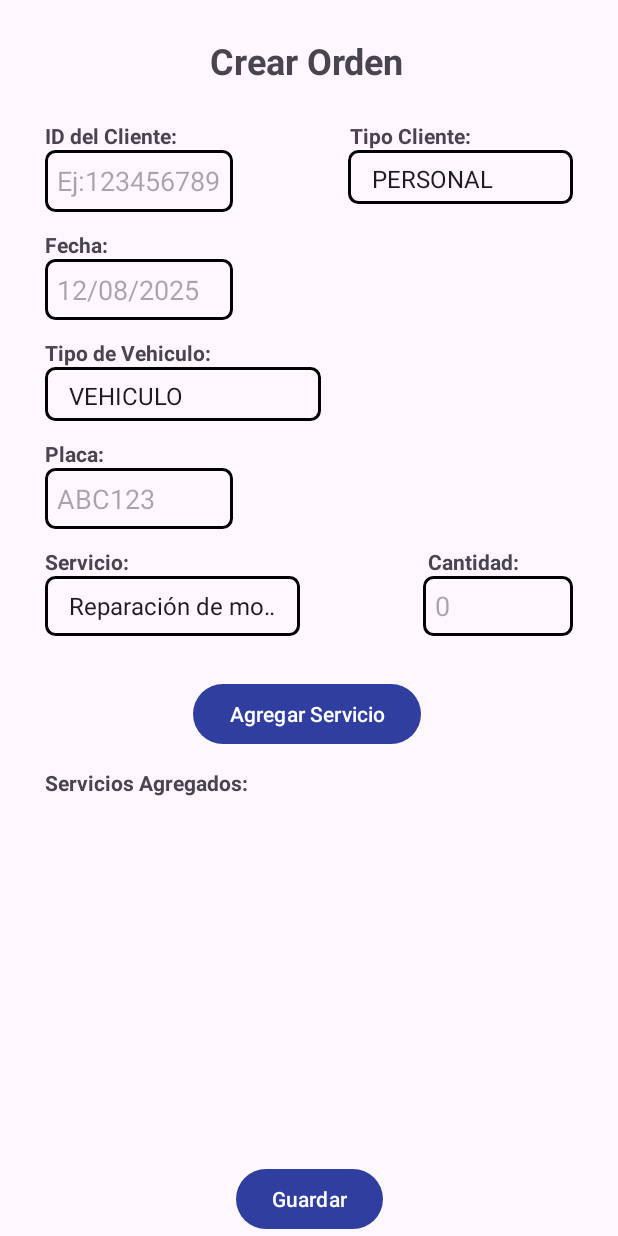
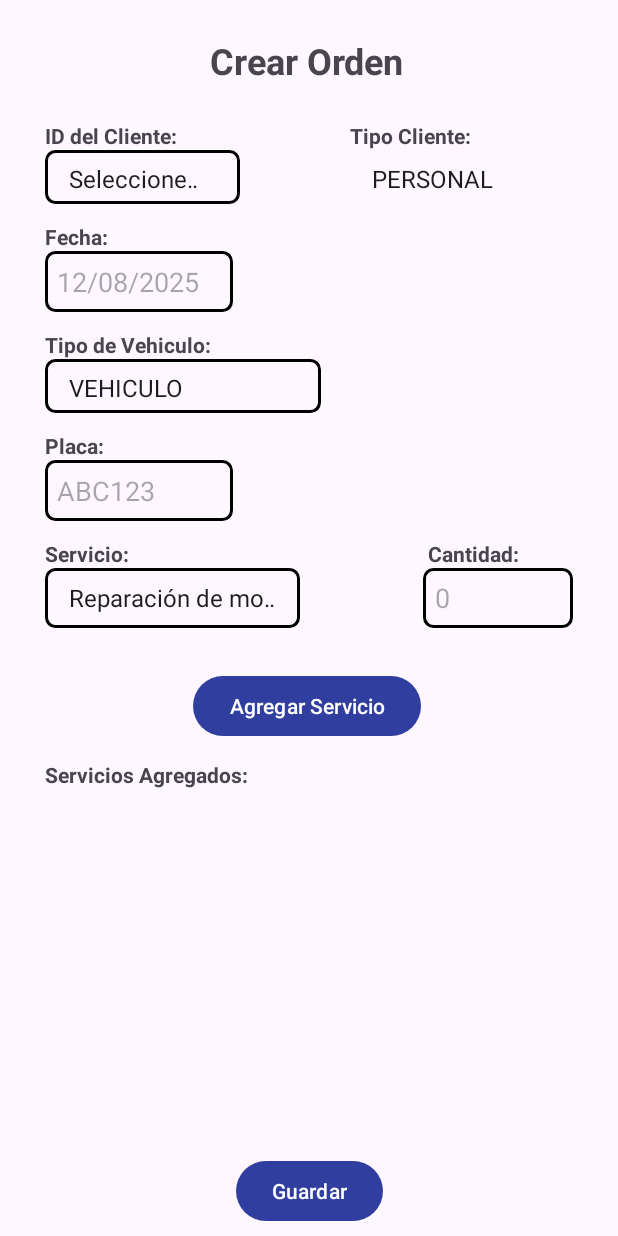
Before and after one commit to Pablo-Espol/POO-P3-G07, an Android app: the Crear_orden screen opened directly, with no data from a screen before it, on a phone screen of 412 x 824 dp. Run offline under Robolectric (Android 15) with nearby library versions, the phone set to English and light mode, and no system bars.

Commit message:
Correcciones y mas

```diff
--- a/app/src/main/java/com/espol/tecnicentro/Pablo/App/Agg_servicio.java
+++ b/app/src/main/java/com/espol/tecnicentro/Pablo/App/Agg_servicio.java
@@ -77,7 +77,6 @@ public class Agg_servicio extends AppCompatActivity {
 
         try {
 
-
             Log.d("AppServicios", nuevoServicio.toString());
             listaPrincipal= ControladorBase.getInstance().getListService();
             listaPrincipal.add(nuevoServicio);
--- a/app/src/main/java/com/espol/tecnicentro/Pablo/App/Crear_orden.java
+++ b/app/src/main/java/com/espol/tecnicentro/Pablo/App/Crear_orden.java
@@ -5,6 +5,8 @@ import android.content.Intent;
 import android.os.Bundle;
 import android.os.Environment;
 import android.util.Log;
+import android.view.View;
+import android.widget.AdapterView;
 import android.widget.ArrayAdapter;
 import android.widget.Button;
 import android.widget.EditText;
@@ -38,16 +40,11 @@ import java.util.List;
 import java.util.Random;
 
 public class Crear_orden extends AppCompatActivity implements Crear_Orden_Adapter.OnDeleteIcClickListener {
-    private Spinner spTipo, sp_TipoV, sp_Tipo_Serv;
-
-    private EditText idFecha_Orden, idCant_Serv, idCliente_Orden, idPlaca_Orden;
-
+    private Spinner spTipo, sp_TipoV, sp_Tipo_Serv,spidCliente_Orden;
+    private EditText idFecha_Orden, idCant_Serv, idPlaca_Orden;
     private RecyclerView recyclerViewCOrden;
     private Crear_Orden_Adapter crearOrdenAdapter;
-
-
     private ArrayList<DetalleServicio> listaDeServicios = new ArrayList<>();
-    //variables que se van a enviar al constructor de OrdenServicio
     private LocalDate fechaServicioSeleccionada;
     private Tecnico tecnicoAletorio;
     private Cliente clienteSeleccionado;
@@ -64,13 +61,12 @@ public class Crear_orden extends AppCompatActivity implements Crear_Orden_Adapte
         setContentView(R.layout.activity_crear_orden);
 
         //datos identificados
-        idCliente_Orden = findViewById(R.id.idCliente_Orden);
+        spidCliente_Orden = findViewById(R.id.spidCliente_Orden);
         idPlaca_Orden = findViewById(R.id.idPlaca_Orden);
         sp_TipoV = findViewById(R.id.sp_TipoV);
         spTipo = findViewById(R.id.spTipo);
         sp_Tipo_Serv = findViewById(R.id.sp_Tipo_Serv);
         idCant_Serv = findViewById(R.id.idCant_Serv);
-
 
         //configuramos la fecha para que salga como calendario
         idFecha_Orden = findViewById(R.id.idFecha_Orden);
@@ -84,15 +80,9 @@ public class Crear_orden extends AppCompatActivity implements Crear_Orden_Adapte
             DatePickerDialog datePickerDialog = new DatePickerDialog(
                     Crear_orden.this,
                     (view, year1, monthOfYear, dayOfMonth) -> {
-                        // Convertir a LocalDate
                         LocalDate fechaSeleccionada = LocalDate.of(year1, monthOfYear + 1, dayOfMonth);
-
-                        // Mostrar la fecha en formato dd/MM/yyyy en el EditText
                         DateTimeFormatter formatter = DateTimeFormatter.ofPattern("dd/MM/yyyy");
                         idFecha_Orden.setText(fechaSeleccionada.format(formatter));
-
-                        // Aquí ya tienes un LocalDate listo para pasar al constructor
-                        // Ejemplo: guardar en una variable global
                         fechaServicioSeleccionada = fechaSeleccionada;
                     },
                     year, month, day
@@ -103,20 +93,63 @@ public class Crear_orden extends AppCompatActivity implements Crear_Orden_Adapte
         //llamar metodo llenar lista
         llenarLista();
 
+        // **CAMBIOS APLICADOS A CONTINUACIÓN**
 
-        //Spinner de Tipo cliente-----------------------
+        // Spinner de Tipo cliente-----------------------
+        // Este se llena primero para que esté listo cuando el otro Spinner lo necesite.
         if (spTipo != null) {
-            ArrayAdapter<TipoCliente> adapterC = new ArrayAdapter<>(
+            ArrayAdapter<TipoCliente> adapterTipoCliente = new ArrayAdapter<>(
                     this,
                     android.R.layout.simple_spinner_item,
                     TipoCliente.values()
             );
-            adapterC.setDropDownViewResource(android.R.layout.simple_spinner_dropdown_item);
-            spTipo.setAdapter(adapterC);
+            adapterTipoCliente.setDropDownViewResource(android.R.layout.simple_spinner_dropdown_item);
+            spTipo.setAdapter(adapterTipoCliente);
         }
-        //------------------------------
 
-        //Spinner de Tipo Vehiculo-----------------
+        // Spinner de ID Clientes---------------
+        List<Cliente> listaClientes = ControladorBase.getInstance().getListClient();
+
+        Cliente clienteVacio = new Cliente("Seleccione un Cliente", "", "", "", null);
+
+        // Agrega el cliente "dummy o vacio" al inicio de la lista
+        listaClientes.add(0, clienteVacio);
+
+        if (spidCliente_Orden != null) {
+            ArrayAdapter<Cliente> adapterClientes = new ArrayAdapter<>(
+                    this,
+                    android.R.layout.simple_spinner_item,listaClientes
+
+            );
+            adapterClientes.setDropDownViewResource(android.R.layout.simple_spinner_dropdown_item);
+            spidCliente_Orden.setAdapter(adapterClientes);
+        }
+
+        // Listener para el Spinner de ID de cliente
+        spidCliente_Orden.setOnItemSelectedListener(new AdapterView.OnItemSelectedListener() {
+            @Override
+            public void onItemSelected(AdapterView<?> parent, View view, int position, long id) {
+                // Obtener el objeto Cliente seleccionado
+                Cliente clienteSeleccionado = (Cliente) parent.getItemAtPosition(position);
+
+                // Si el cliente no es nulo, obtenemos su TipoCliente
+                if (clienteSeleccionado != null) {
+                    TipoCliente tipoDelCliente = clienteSeleccionado.getTipoCliente();
+                    // Llama al nuevo método para seleccionar y bloquear el Spinner de TipoCliente
+                    seleccionarYBloquearSpinnerTipo(tipoDelCliente);
+                }
+            }
+
+            @Override
+            public void onNothingSelected(AdapterView<?> parent) {
+                // Si la selección se borra, puedes habilitar el Spinner
+                spTipo.setEnabled(true);
+            }
+        });
+
+        // FIN DE CAMBIOS
+
+        // Spinner de Tipo Vehiculo
         if (sp_TipoV != null) {
             ArrayAdapter<TipoVehiculo> adapterV = new ArrayAdapter<>(
                     this,
@@ -126,9 +159,8 @@ public class Crear_orden extends AppCompatActivity implements Crear_Orden_Adapte
             adapterV.setDropDownViewResource(android.R.layout.simple_spinner_dropdown_item);
             sp_TipoV.setAdapter(adapterV);
         }
-        //----------------------
 
-        //Spinner servicios------------------------
+        // Spinner servicios
         if (sp_Tipo_Serv != null) {
             ArrayAdapter<Servicio> adapterS = new ArrayAdapter<>(
                     this,
@@ -138,9 +170,6 @@ public class Crear_orden extends AppCompatActivity implements Crear_Orden_Adapte
             adapterS.setDropDownViewResource(android.R.layout.simple_spinner_dropdown_item);
             sp_Tipo_Serv.setAdapter(adapterS);
         }
-        //-----------------------------
-
-
 
         ViewCompat.setOnApplyWindowInsetsListener(findViewById(R.id.main), (v, insets) -> {
             Insets systemBars = insets.getInsets(WindowInsetsCompat.Type.systemBars());
@@ -150,18 +179,12 @@ public class Crear_orden extends AppCompatActivity implements Crear_Orden_Adapte
 
         //Agregar servicio a la lista
         Button btnAgServ = findViewById(R.id.btnAgProv);
-
         btnAgServ.setOnClickListener(view -> {
-
             String cantString = idCant_Serv.getText().toString().trim();
-
-            // Validación: si está vacío, mostramos Toast y salimos
             if (cantString.isEmpty()) {
                 Toast.makeText(this, "Debe ingresar una cantidad", Toast.LENGTH_SHORT).show();
-                return; // No continúa
+                return;
             }
-
-            // Validación: cantidad mayor a 0
             int cant;
             try {
                 cant = Integer.parseInt(cantString);
@@ -173,67 +196,37 @@ public class Crear_orden extends AppCompatActivity implements Crear_Orden_Adapte
                 Toast.makeText(this, "Cantidad inválida", Toast.LENGTH_SHORT).show();
                 return;
             }
-
             Servicio servicioSeleccionado = (Servicio) sp_Tipo_Serv.getSelectedItem();
             double precio = servicioSeleccionado.getPrecio();
             Log.d("PRECIO", "El precio es: " + precio);
-
-
-            // Agregar a la lista
             listaDeServicios.add(new DetalleServicio(cant, servicioSeleccionado));
             crearOrdenAdapter.notifyDataSetChanged();
         });
 
-
-        //Guardar Orden----------------------------
-
+        //Guardar Orden
         Button btnGlistaServ = findViewById(R.id.btnGlistaServ);
-
         btnGlistaServ.setOnClickListener(view -> {
+            if (!verificacionDeCampos()) {
+                return;
+            }
             listaPrincipal = ControladorBase.getInstance().getListOrden();
 
-            String idclientActual = idCliente_Orden.getText().toString().trim();
-
-            clienteSeleccionado = null;
-            for (Cliente cliente : ControladorBase.getInstance().getListClient()){
-                if (cliente.getIdentificacion().equals(idclientActual)){
-                    clienteSeleccionado = cliente;
-                    break;
-                }
-            }
-
-            //verifica que el cliente exista
-            if (clienteSeleccionado == null) {
-                Toast.makeText(this, "Debe seleccionar un cliente válido", Toast.LENGTH_SHORT).show();
-                return; // Evita continuar si no hay cliente válido
-            }
-
             tipoClienteSelect = (TipoCliente) spTipo.getSelectedItem();
-
             tipoVehiculoSelect =(TipoVehiculo) sp_TipoV.getSelectedItem();
-
+            clienteSeleccionado = (Cliente) spidCliente_Orden.getSelectedItem();
             placaSeleccionada = idPlaca_Orden.getText().toString().trim();
-
             tecnicoAletorio= seleccionarTecnicoAleatorio();
+            subtotalOrden= calcularTotalOrden(listaDeServicios);
 
             if (tecnicoAletorio == null) {
                 Toast.makeText(this, "No hay técnicos disponibles. Debe agregar un nuevo técnico.", Toast.LENGTH_SHORT).show();
-
+                return; // Añadir un return aquí para evitar errores si no hay técnico
             }
 
-            subtotalOrden= calcularTotalOrden(listaDeServicios);
-
-
-
-
-
             try {
-
                 OrdenServicio nuevaOrden = new OrdenServicio(clienteSeleccionado,tecnicoAletorio, fechaServicioSeleccionada, placaSeleccionada,subtotalOrden ,tipoVehiculoSelect,listaDeServicios);
-
                 listaPrincipal.add(nuevaOrden);
                 Log.d("AppOrdenes", nuevaOrden.toString());
-
                 OrdenServicio.guardarLista(this.getExternalFilesDir(Environment.DIRECTORY_DOWNLOADS), listaPrincipal);
                 Toast.makeText(getApplicationContext(), "Orden Creada", Toast.LENGTH_SHORT).show();
             } catch (Exception e) {
@@ -244,24 +237,31 @@ public class Crear_orden extends AppCompatActivity implements Crear_Orden_Adapte
             intent.addFlags(Intent.FLAG_ACTIVITY_CLEAR_TOP | Intent.FLAG_ACTIVITY_SINGLE_TOP);
             startActivity(intent);
             finish();
+        });
+    }
 
+    // Nuevo método para manejar la selección y bloqueo del Spinner de TipoCliente
+    private void seleccionarYBloquearSpinnerTipo(TipoCliente tipoCliente) {
+        ArrayAdapter<TipoCliente> adapterTipo = (ArrayAdapter<TipoCliente>) spTipo.getAdapter();
 
-        });
+        if (adapterTipo == null) {
+            return;
+        }
 
+        int position = adapterTipo.getPosition(tipoCliente);
+
+        if (position >= 0) {
+            spTipo.setSelection(position);
+            spTipo.setEnabled(false); // Bloquea el Spinner
+        }
     }
 
     @Override
     public void onDeleteIcClick(DetalleServicio servicio, int position){
-
-        // Verificamos que la posición sea válida para evitar errores.
         if (position >= 0 && position < listaDeServicios.size()) {
             listaDeServicios.remove(position);
-
-            // Esto le dice al RecyclerView que el elemento en esa posición ha sido eliminado.
             if (crearOrdenAdapter != null) {
                 crearOrdenAdapter.notifyItemRemoved(position);
-                // También puedes usar notifyDataSetChanged() si no te importa el efecto de animación.
-                // crearOrdenAdapter.notifyDataSetChanged();
             }
         }
     }
@@ -269,14 +269,9 @@ public class Crear_orden extends AppCompatActivity implements Crear_Orden_Adapte
     private void llenarLista(){
         recyclerViewCOrden = findViewById(R.id.recyclerViewCOrden);
         recyclerViewCOrden.setLayoutManager(new LinearLayoutManager(this));
-
-        //Configuramos el adaptador
-
         crearOrdenAdapter = new Crear_Orden_Adapter(listaDeServicios,this,this);
         recyclerViewCOrden.setAdapter(crearOrdenAdapter);
     }
-
-
 
     public Tecnico seleccionarTecnicoAleatorio() {
         List<Tecnico> tecnicosDisponibles = new ArrayList<>();
@@ -306,14 +301,46 @@ public class Crear_orden extends AppCompatActivity implements Crear_Orden_Adapte
         return total;
     }
 
+    private boolean verificacionDeCampos() {
+        if (idPlaca_Orden.getText().toString().trim().isEmpty()) {
+            Toast.makeText(this, "La placa del vehículo es obligatoria.", Toast.LENGTH_SHORT).show();
+            idPlaca_Orden.requestFocus();
+            return false;
+        }
 
+        if (idFecha_Orden.getText().toString().trim().isEmpty()) {
+            Toast.makeText(this, "Debe seleccionar la fecha de servicio.", Toast.LENGTH_SHORT).show();
+            return false;
+        }
 
+        if (spidCliente_Orden.getSelectedItem() == null) {
+            Toast.makeText(this, "Debe seleccionar un cliente.", Toast.LENGTH_SHORT).show();
+            return false;
+        }
+
+        if (spTipo.getSelectedItem() == null) {
+            Toast.makeText(this, "Debe seleccionar un tipo de cliente.", Toast.LENGTH_SHORT).show();
+            return false;
+        }
+
+        if (sp_TipoV.getSelectedItem() == null) {
+            Toast.makeText(this, "Debe seleccionar un tipo de vehículo.", Toast.LENGTH_SHORT).show();
+            return false;
+        }
+
+        if (listaDeServicios.isEmpty()) {
+            Toast.makeText(this, "Debe agregar al menos un servicio.", Toast.LENGTH_SHORT).show();
+            return false;
+        }
+
+        return true;
+    }
 
     @Override
     public void onResume(){
         super.onResume();
         llenarLista();
-        Log.d("AppLista Servicios", "En onResume");//muestra la lista en el log
+        Log.d("AppLista Servicios", "En onResume");
 
         ArrayList<Servicio> listaArchivo = Servicio.cargarServicio(this.getExternalFilesDir(Environment.DIRECTORY_DOWNLOADS));
         if (listaArchivo != null) {
@@ -327,7 +354,5 @@ public class Crear_orden extends AppCompatActivity implements Crear_Orden_Adapte
         );
         adapterS.setDropDownViewResource(android.R.layout.simple_spinner_dropdown_item);
         sp_Tipo_Serv.setAdapter(adapterS);
-
     }
-
 }
--- a/app/src/main/java/com/espol/tecnicentro/modelo/Cliente.java
+++ b/app/src/main/java/com/espol/tecnicentro/modelo/Cliente.java
@@ -19,14 +19,14 @@ public class Cliente extends Personal implements Serializable {
         return tipoCliente;
     }
 
+
     public void setTipoCliente(TipoCliente tipoCliente) {
         this.tipoCliente = tipoCliente;
     }
 
    @Override
     public String toString() {
-        return super.toString() + String.format(", Tipo: %s", tipoCliente);
+        return getIdentificacion();
     }
 
-
 }
--- /dev/null
+++ b/app/src/main/res/drawable/edittext_border2.xml
@@ -0,0 +1,16 @@
+<shape xmlns:android="http://schemas.android.com/apk/res/android"
+    android:shape="rectangle">
+
+
+    <!-- Bordes -->
+
+    <!-- Bordes redondeados -->
+    <corners android:radius="6dp" />
+
+    <!-- Padding interno -->
+    <padding
+        android:left="8dp"
+        android:top="8dp"
+        android:right="8dp"
+        android:bottom="8dp" />
+</shape>
--- a/app/src/main/res/layout/activity_crear_orden.xml
+++ b/app/src/main/res/layout/activity_crear_orden.xml
@@ -68,7 +68,7 @@
             android:text="@string/fecha"
             android:textStyle="bold"
             app:layout_constraintStart_toStartOf="@+id/guideline7"
-            app:layout_constraintTop_toBottomOf="@+id/idCliente_Orden" />
+            app:layout_constraintTop_toBottomOf="@+id/spidCliente_Orden" />
 
         <TextView
             android:id="@+id/textView16"
@@ -94,19 +94,27 @@
             android:id="@+id/spTipo"
             android:layout_width="150dp"
             android:layout_height="36dp"
-            android:background="@drawable/edittext_border"
+            android:background="@drawable/edittext_border2"
             app:layout_constraintEnd_toStartOf="@+id/guideline8"
             app:layout_constraintTop_toBottomOf="@+id/textView14" />
+
+        <Spinner
+            android:id="@+id/spidCliente_Orden"
+            android:layout_width="130dp"
+            android:layout_height="36dp"
+            android:background="@drawable/edittext_border"
+            app:layout_constraintStart_toStartOf="@+id/guideline7"
+            app:layout_constraintTop_toBottomOf="@+id/textView13" />
 
         <EditText
             android:id="@+id/idFecha_Orden"
             android:layout_width="125dp"
             android:layout_height="wrap_content"
             android:autofillHints=""
+            android:background="@drawable/edittext_border"
             android:ems="10"
             android:hint="@string/EjFecha"
             android:inputType="date"
-            android:background="@drawable/edittext_border"
             app:layout_constraintStart_toStartOf="@+id/guideline7"
             app:layout_constraintTop_toBottomOf="@+id/textView15" />
 
@@ -114,9 +122,9 @@
             android:id="@+id/sp_TipoV"
             android:layout_width="184dp"
             android:layout_height="36dp"
+            android:background="@drawable/edittext_border"
             app:layout_constraintStart_toStartOf="@+id/guideline7"
             app:layout_constraintTop_toBottomOf="@+id/textView16"
-            android:background="@drawable/edittext_border"
 
             />
 
@@ -140,10 +148,9 @@
             android:id="@+id/sp_Tipo_Serv"
             android:layout_width="170dp"
             android:layout_height="40dp"
+            android:background="@drawable/edittext_border"
             app:layout_constraintStart_toStartOf="@+id/guideline7"
-            app:layout_constraintTop_toBottomOf="@+id/textView23"
-            android:background="@drawable/edittext_border"
-            />
+            app:layout_constraintTop_toBottomOf="@+id/textView23" />
 
         <EditText
             android:id="@+id/idCant_Serv"
@@ -152,24 +159,12 @@
             android:layout_marginTop="0dp"
             android:layout_marginEnd="0dp"
             android:autofillHints=""
+            android:background="@drawable/edittext_border"
             android:ems="10"
             android:hint="@string/cero"
             android:inputType="number"
-            android:background="@drawable/edittext_border"
             app:layout_constraintEnd_toStartOf="@+id/guideline8"
             app:layout_constraintTop_toBottomOf="@+id/textView28" />
-
-        <EditText
-            android:id="@+id/idCliente_Orden"
-            android:layout_width="125dp"
-            android:layout_height="41dp"
-            android:autofillHints=""
-            android:ems="10"
-            android:hint="@string/idEjemplo"
-            android:inputType="number"
-            android:background="@drawable/edittext_border"
-            app:layout_constraintStart_toStartOf="@+id/guideline7"
-            app:layout_constraintTop_toBottomOf="@+id/textView13" />
 
         <Button
             android:id="@+id/btnAgProv"
@@ -215,10 +210,10 @@
             android:layout_width="125dp"
             android:layout_height="wrap_content"
             android:autofillHints=""
+            android:background="@drawable/edittext_border"
             android:ems="10"
             android:hint="@string/EjPlaca"
             android:inputType="text"
-            android:background="@drawable/edittext_border"
             app:layout_constraintStart_toStartOf="@+id/guideline7"
             app:layout_constraintTop_toBottomOf="@+id/textView22" />
 
```
Also changed, not shown: app/src/main/java/com/espol/tecnicentro/Alejandro/MainActivity_Clientes.java (+2 -5 lines), app/src/main/java/com/espol/tecnicentro/MainActivity.java (+44 -0 lines), app/src/main/java/com/espol/tecnicentro/Pablo/App/MainActivity_Orden.java (+0 -14 lines), app/src/main/java/com/espol/tecnicentro/Pablo/App/MainActivity_Servicio.java (+0 -17 lines), app/src/main/java/com/espol/tecnicentro/controladores/ControladorOrden.java (deleted, +0 -65 lines), app/src/main/java/com/espol/tecnicentro/controladores/ControladorServicio.java (deleted, +0 -51 lines). Lines whose indentation alone changed are shown as unchanged.
